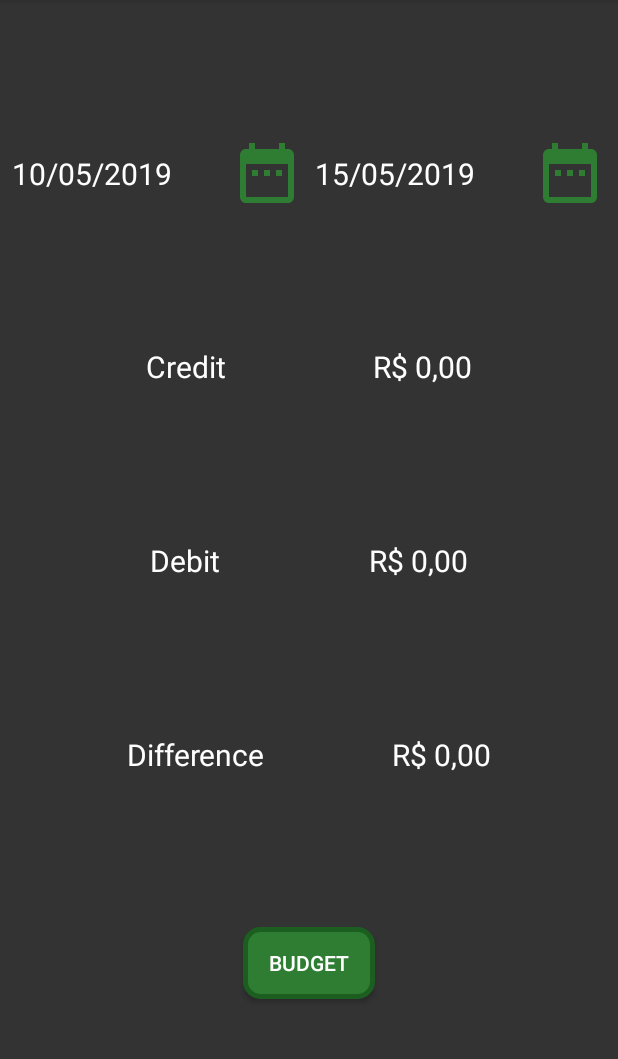
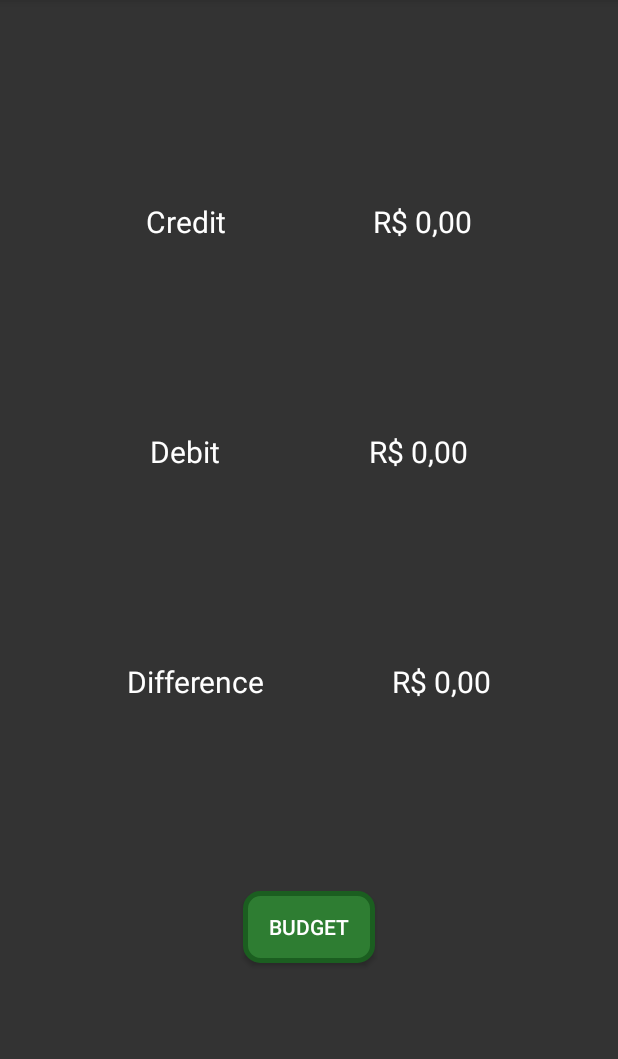
Before and after one commit to ViniVilla/FinancasDroid, an Android app: the fragment BudgetFragment shown on its own in the app's theme, on a phone screen of 412 x 824 dp, the part 84-1143 px from its top. Run offline under Robolectric (Android 15) with nearby library versions, the phone set to English and light mode, and no system bars; our stand-ins replace Room's generated code.

Commit message:
Testes finalizados, budget arrumado

```diff
--- a/app/src/main/java/br/edu/ifsp/financasdroid/model/AppDatabase.java
+++ b/app/src/main/java/br/edu/ifsp/financasdroid/model/AppDatabase.java
@@ -11,7 +11,7 @@ import br.edu.ifsp.financasdroid.model.entity.Category;
 import br.edu.ifsp.financasdroid.model.entity.Transaction;
 
 @TypeConverters({DateConverter.class})
-@Database(entities = {Category.class, Transaction.class}, version = 1, exportSchema = false)
+@Database(entities = {Category.class, Transaction.class}, version = 2, exportSchema = false)
 public abstract class AppDatabase extends RoomDatabase {
 
     public abstract CategoryDao categoryDao();
--- a/app/src/main/res/layout/fragment_budget.xml
+++ b/app/src/main/res/layout/fragment_budget.xml
@@ -8,25 +8,27 @@
         android:id="@+id/creditText"
         android:layout_width="wrap_content"
         android:layout_height="wrap_content"
+        android:layout_marginTop="8dp"
         android:text="@string/credit"
         android:textSize="20sp"
         app:layout_constraintBottom_toTopOf="@+id/debitText"
         app:layout_constraintEnd_toStartOf="@+id/credit"
         app:layout_constraintHorizontal_bias="0.5"
         app:layout_constraintStart_toStartOf="parent"
-        app:layout_constraintTop_toBottomOf="@+id/dateFrom" />
+        app:layout_constraintTop_toTopOf="parent" />
 
     <TextView
         android:id="@+id/credit"
         android:layout_width="wrap_content"
         android:layout_height="wrap_content"
+        android:layout_marginTop="8dp"
         android:text="R$ 0,00"
         android:textSize="20sp"
         app:layout_constraintBottom_toTopOf="@+id/debit"
         app:layout_constraintEnd_toEndOf="parent"
         app:layout_constraintHorizontal_bias="0.5"
         app:layout_constraintStart_toEndOf="@+id/creditText"
-        app:layout_constraintTop_toBottomOf="@+id/dateTo" />
+        app:layout_constraintTop_toTopOf="parent" />
 
     <TextView
         android:id="@+id/debitText"
@@ -77,62 +79,6 @@
         app:layout_constraintStart_toEndOf="@+id/differenceText"
         app:layout_constraintTop_toBottomOf="@+id/debit" />
 
-    <ImageView
-        android:id="@+id/imageDateTo"
-        android:layout_width="wrap_content"
-        android:layout_height="wrap_content"
-        android:layout_marginTop="8dp"
-        android:layout_marginEnd="8dp"
-        android:layout_marginRight="8dp"
-        android:layout_marginBottom="8dp"
-        app:layout_constraintBottom_toTopOf="@+id/credit"
-        app:layout_constraintEnd_toEndOf="parent"
-        app:layout_constraintHorizontal_bias="0.5"
-        app:layout_constraintStart_toEndOf="@+id/dateTo"
-        app:layout_constraintTop_toTopOf="parent"
-        app:srcCompat="@drawable/ic_date" />
-
-    <ImageView
-        android:id="@+id/imageDateFrom"
-        android:layout_width="wrap_content"
-        android:layout_height="wrap_content"
-        android:layout_marginTop="8dp"
-        android:layout_marginBottom="8dp"
-        app:layout_constraintBottom_toTopOf="@+id/creditText"
-        app:layout_constraintEnd_toStartOf="@+id/dateTo"
-        app:layout_constraintHorizontal_bias="0.5"
-        app:layout_constraintStart_toEndOf="@+id/dateFrom"
-        app:layout_constraintTop_toTopOf="parent"
-        app:srcCompat="@drawable/ic_date" />
-
-    <TextView
-        android:id="@+id/dateFrom"
-        android:layout_width="0dp"
-        android:layout_height="wrap_content"
-        android:layout_marginStart="8dp"
-        android:layout_marginLeft="8dp"
-        android:text="10/05/2019"
-        android:textSize="20sp"
-        app:layout_constraintBottom_toTopOf="@+id/creditText"
-        app:layout_constraintEnd_toStartOf="@+id/imageDateFrom"
-        app:layout_constraintHorizontal_bias="0.5"
-        app:layout_constraintStart_toStartOf="parent"
-        app:layout_constraintTop_toTopOf="parent" />
-
-    <TextView
-        android:id="@+id/dateTo"
-        android:layout_width="0dp"
-        android:layout_height="wrap_content"
-        android:layout_marginStart="8dp"
-        android:layout_marginLeft="8dp"
-        android:text="15/05/2019"
-        android:textSize="20sp"
-        app:layout_constraintBottom_toTopOf="@+id/credit"
-        app:layout_constraintEnd_toStartOf="@+id/imageDateTo"
-        app:layout_constraintHorizontal_bias="0.5"
-        app:layout_constraintStart_toEndOf="@+id/imageDateFrom"
-        app:layout_constraintTop_toTopOf="parent" />
-
     <Button
         android:id="@+id/budget"
         android:layout_width="wrap_content"
```
